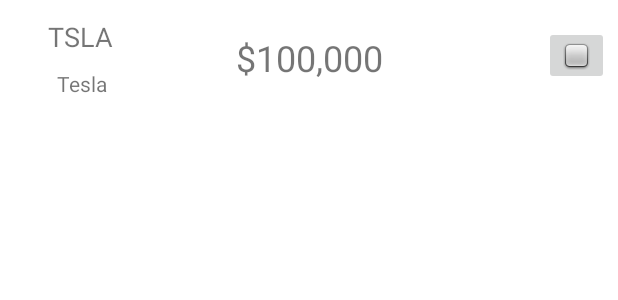
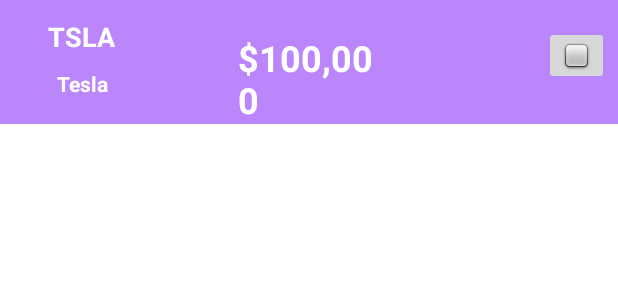
Before and after one commit to Codepath-Group-5/Group5, an Android app: the layout item_stock.xml on its own in the app's theme, with its tools: preview values and no code run, on a phone screen of 412 x 824 dp. Shown: the top 300 px of the screen. Run offline under Robolectric (Android 15) with nearby library versions, the phone set to English and light mode, and no system bars.

```diff
--- a/app/src/main/res/layout/fragment_detail.xml
+++ b/app/src/main/res/layout/fragment_detail.xml
@@ -5,7 +5,6 @@
     android:layout_height="match_parent"
     tools:context=".fragments.DetailFragment">
 
-    <?xml version="1.0" encoding="utf-8"?>
     <RelativeLayout
         xmlns:android="http://schemas.android.com/apk/res/android"
         xmlns:tools="http://schemas.android.com/tools"
--- a/app/src/main/res/layout/item_stock.xml
+++ b/app/src/main/res/layout/item_stock.xml
@@ -3,7 +3,8 @@
     xmlns:app="http://schemas.android.com/apk/res-auto"
     android:id="@+id/container"
     android:layout_width="wrap_content"
-    android:layout_height="wrap_content">
+    android:layout_height="wrap_content"
+    android:background="@color/purple_200">
 
     <TextView
         android:id="@+id/tvTicker"
@@ -14,7 +15,12 @@
         android:layout_marginStart="32dp"
         android:layout_marginTop="12dp"
         android:text="TSLA"
-        android:textSize="18sp" />
+        android:textSize="18sp"
+        android:textColor="@color/white"
+        android:textStyle="bold"
+        android:maxLength="15"
+        android:ellipsize="marquee"
+        />
 
     <TextView
         android:id="@+id/tvSymbol"
@@ -24,7 +30,10 @@
         android:layout_alignParentStart="true"
         android:layout_marginStart="38dp"
         android:layout_marginTop="9dp"
-        android:text="Tesla" />
+        android:text="Tesla"
+        android:textColor="@color/white"
+        android:textStyle="bold"
+        />
 
     <TextView
         android:id="@+id/tvPrice"
@@ -38,7 +47,10 @@
         android:layout_marginEnd="154dp"
         android:layout_toEndOf="@+id/tvTicker"
         android:text="$100,000"
-        android:textSize="24sp" />
+        android:textSize="24sp"
+        android:textColor="@color/white"
+        android:textStyle="bold"
+        />
 
     <ImageButton
         android:id="@+id/imageButton"
--- a/app/src/main/res/values/colors.xml
+++ b/app/src/main/res/values/colors.xml
@@ -7,4 +7,6 @@
     <color name="teal_700">#FF018786</color>
     <color name="black">#FF000000</color>
     <color name="white">#FFFFFFFF</color>
+    <color name="primary">#133E7C</color>
+    <color name="secondary">#711C91</color>
 </resources>
```
Also changed, not shown: app/src/main/java/com/example/stockpot/adapters/StockAdapter.java (+39 -8 lines).
